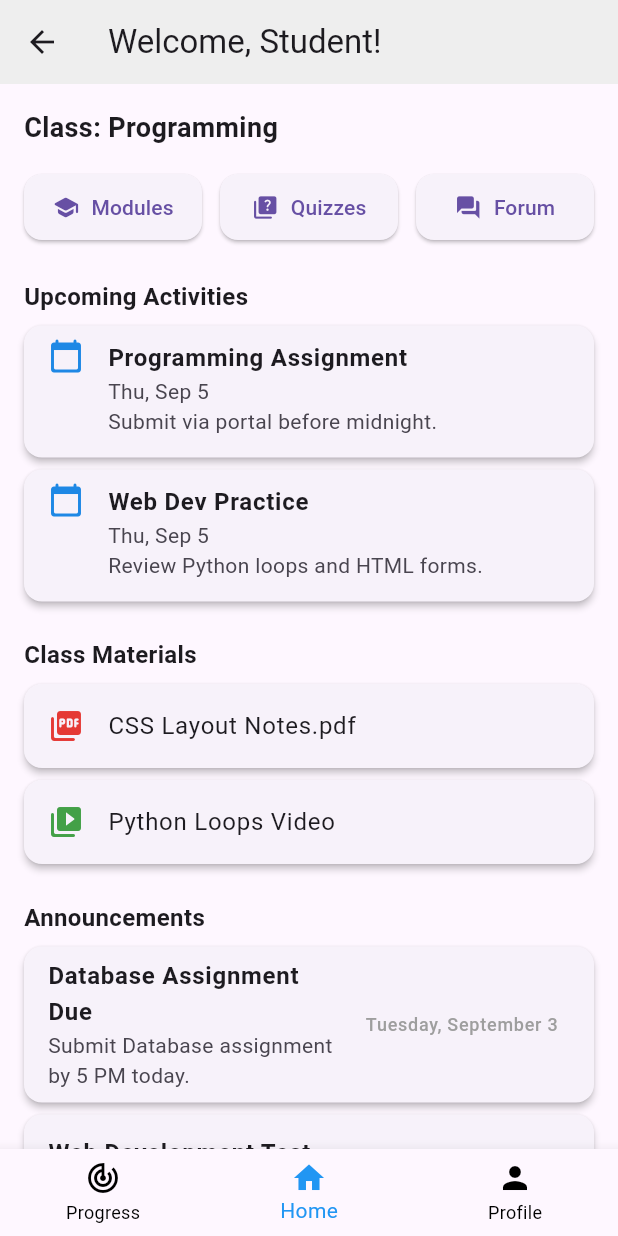
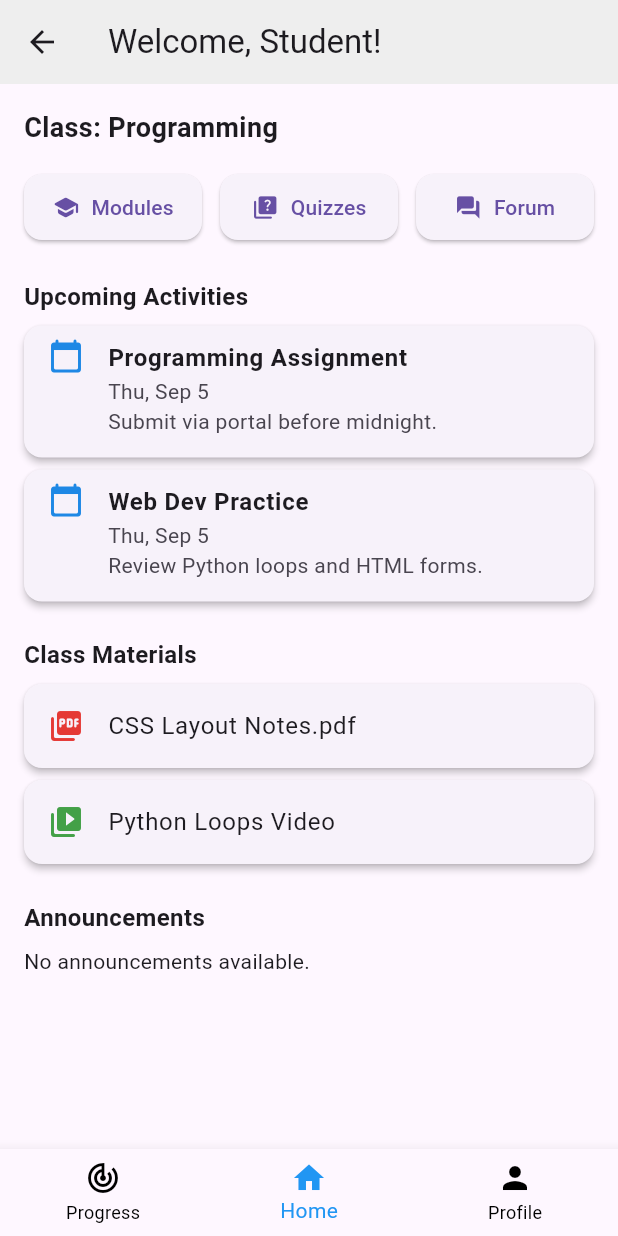
Before and after one commit to AzfarSharifuddin/CScore, a Flutter app: the StudentDashboard screen opened directly, on a phone screen of 412 x 824 dp. Run offline on Flutter 3.47's test engine with Material 3 defaults, Android fonts, the phone set to English and light mode, and no system bars; our stand-ins replace chewie, cloud_firestore, connectivity_plus, dio, file_picker, firebase_auth and 8 more; missing offline and left inert: pdfx, video_compress, video_thumbnail; accounts and stored records are empty; network calls fail; statements that could not run were skipped.

Commit message:
update121

```diff
--- a/cscore/lib/DashboardModule/Models/Activity.dart
+++ b/cscore/lib/DashboardModule/Models/Activity.dart
@@ -1,7 +1,7 @@
 class Activity {
-  String title;
-  String date;
-  String notes;
+  final String title;
+  final String date;
+  final String notes;
 
   Activity({
     required this.title,
@@ -9,7 +9,7 @@ class Activity {
     required this.notes,
   });
 
-  // Convert object to map (for JSON/Firebase compatibility)
+  // Convert object to Firestore map
   Map<String, dynamic> toMap() {
     return {
       'title': title,
@@ -18,7 +18,7 @@ class Activity {
     };
   }
 
-  // Create object from map
+  // Create object from Firestore map
   factory Activity.fromMap(Map<String, dynamic> map) {
     return Activity(
       title: map['title'] ?? '',
--- a/cscore/lib/DashboardModule/Screens/student_dashboard.dart
+++ b/cscore/lib/DashboardModule/Screens/student_dashboard.dart
@@ -1,10 +1,9 @@
 import 'package:flutter/material.dart';
+import 'package:cloud_firestore/cloud_firestore.dart';
 import 'package:cscore/ProgressTrackerModule/Screens/view_progress.dart';
-import 'package:cscore/AccountModule/user_profile.dart'; // 🔹 FIXED: Uncommented this line
 import 'package:cscore/DashboardModule/Screens/student_profile.dart';
 
-// --- Mock Classes (so the file is self-contained) ---
-// You can remove these if you have the real files imported.
+// --- Mock classes for Activities & Materials only ---
 class LocalDataService {
   List<Activity> getActivities() => [
         Activity(
@@ -16,19 +15,10 @@ class LocalDataService {
             dueDate: 'Thu, Sep 5',
             description: 'Review Python loops and HTML forms.'),
       ];
+
   List<MaterialItem> getMaterials() => [
         MaterialItem(title: 'CSS Layout Notes.pdf', type: 'PDF'),
         MaterialItem(title: 'Python Loops Video', type: 'Video'),
-      ];
-  List<Announcement> getAnnouncements() => [
-        Announcement(
-            title: 'Database Assignment Due',
-            date: 'Tuesday, September 3',
-            description: 'Submit Database assignment by 5 PM today.'),
-        Announcement(
-            title: 'Web Development Test',
-            date: 'September 9, 2024',
-            description: 'Test on Chapter 3 next Monday.'),
       ];
 }
 
@@ -36,8 +26,11 @@ class Activity {
   final String title;
   final String dueDate;
   final String description;
-  Activity(
-      {required this.title, required this.dueDate, required this.description});
+  Activity({
+    required this.title,
+    required this.dueDate,
+    required this.description,
+  });
 }
 
 class MaterialItem {
@@ -48,15 +41,20 @@ class MaterialItem {
 
 class Announcement {
   final String title;
+  final String description;
   final String date;
-  final String description;
-  Announcement(
-      {required this.title, required this.date, required this.description});
+
+  Announcement({
+    required this.title,
+    required this.description,
+    required this.date,
+  });
 }
 
 class ActivityCard extends StatelessWidget {
   final Activity activity;
   const ActivityCard({super.key, required this.activity});
+
   @override
   Widget build(BuildContext context) {
     return Card(
@@ -77,6 +75,7 @@ class ActivityCard extends StatelessWidget {
 class MaterialCard extends StatelessWidget {
   final MaterialItem material;
   const MaterialCard({super.key, required this.material});
+
   @override
   Widget build(BuildContext context) {
     return Card(
@@ -85,10 +84,11 @@ class MaterialCard extends StatelessWidget {
       shape: RoundedRectangleBorder(borderRadius: BorderRadius.circular(12)),
       child: ListTile(
         leading: Icon(
-            material.type == 'PDF'
-                ? Icons.picture_as_pdf_rounded
-                : Icons.video_library_rounded,
-            color: material.type == 'PDF' ? Colors.red[600] : Colors.green[600]),
+          material.type == 'PDF'
+              ? Icons.picture_as_pdf_rounded
+              : Icons.video_library_rounded,
+          color: material.type == 'PDF' ? Colors.red[600] : Colors.green[600],
+        ),
         title: Text(material.title),
       ),
     );
@@ -98,6 +98,7 @@ class MaterialCard extends StatelessWidget {
 class AnnouncementCard extends StatelessWidget {
   final Announcement announcement;
   const AnnouncementCard({super.key, required this.announcement});
+
   @override
   Widget build(BuildContext context) {
     return Card(
@@ -105,16 +106,23 @@ class AnnouncementCard extends StatelessWidget {
       elevation: 2,
       shape: RoundedRectangleBorder(borderRadius: BorderRadius.circular(12)),
       child: ListTile(
-        title: Text(announcement.title,
-            style: const TextStyle(fontWeight: FontWeight.bold)),
+        title: Text(
+          announcement.title,
+          style: const TextStyle(fontWeight: FontWeight.bold),
+        ),
         subtitle: Text(announcement.description),
-        trailing: Text(announcement.date,
-            style: const TextStyle(fontSize: 12, color: Colors.grey)),
+        trailing: Text(
+          announcement.date,
+          style: const TextStyle(fontSize: 12, color: Colors.grey),
+        ),
       ),
     );
   }
 }
-// --- End of Mock Classes ---
+
+// ----------------------------
+//        STUDENT DASHBOARD
+// ----------------------------
 
 class StudentDashboard extends StatelessWidget {
   const StudentDashboard({super.key});
@@ -128,6 +136,7 @@ class StudentDashboard extends StatelessWidget {
         title: const Text('Welcome, Student!'),
         backgroundColor: Colors.grey[200],
       ),
+
       body: SingleChildScrollView(
         padding: const EdgeInsets.all(16),
         child: Column(
@@ -135,9 +144,9 @@ class StudentDashboard extends StatelessWidget {
           children: [
             const Text('Class: Programming',
                 style: TextStyle(fontSize: 18, fontWeight: FontWeight.bold)),
-            const SizedBox(height: 16), // Increased spacing
+            const SizedBox(height: 16),
 
-            // --- Buttons for Modules, Quizzes, and Forum ---
+            // --- Buttons ---
             Row(
               children: [
                 Expanded(
@@ -155,7 +164,7 @@ class StudentDashboard extends StatelessWidget {
                     ),
                   ),
                 ),
-                const SizedBox(width: 12), // Adjusted spacing
+                const SizedBox(width: 12),
                 Expanded(
                   child: ElevatedButton.icon(
                     onPressed: () {
@@ -171,12 +180,10 @@ class StudentDashboard extends StatelessWidget {
                     ),
                   ),
                 ),
-                const SizedBox(width: 12), // <-- NEW SPACING
+                const SizedBox(width: 12),
                 Expanded(
-                  // <-- NEW BUTTON
                   child: ElevatedButton.icon(
                     onPressed: () {
-                      // TODO: Navigate to Forum page
                       Navigator.pushNamed(context, '/forum');
                     },
                     icon: const Icon(Icons.forum_rounded),
@@ -191,9 +198,8 @@ class StudentDashboard extends StatelessWidget {
                 ),
               ],
             ),
-            // --- End of Buttons ---
 
-            const SizedBox(height: 24), // Increased spacing
+            const SizedBox(height: 24),
             const Text('Upcoming Activities',
                 style: TextStyle(fontSize: 16, fontWeight: FontWeight.w600)),
             const SizedBox(height: 8),
@@ -203,57 +209,80 @@ class StudentDashboard extends StatelessWidget {
             const SizedBox(height: 16),
             const Text('Class Materials',
                 style: TextStyle(fontSize: 16, fontWeight: FontWeight.w600)),
-            const SizedBox(height: 8), // Added spacing here
+            const SizedBox(height: 8),
+
             ...data.getMaterials().map((m) => MaterialCard(material: m)),
 
             const SizedBox(height: 16),
             const Text('Announcements',
                 style: TextStyle(fontSize: 16, fontWeight: FontWeight.w600)),
-            const SizedBox(height: 8), // Added spacing here
-            ...data
-                .getAnnouncements()
-                .map((a) => AnnouncementCard(announcement: a)),
+            const SizedBox(height: 8),
+
+            // 🔥 REAL-TIME ANNOUNCEMENT STREAM
+            StreamBuilder(
+              stream: FirebaseFirestore.instance
+                  .collection('announcement')
+                  .orderBy('createdAt', descending: true)
+                  .snapshots(),
+              builder: (context, snapshot) {
+                if (!snapshot.hasData) {
+                  return const Center(child: CircularProgressIndicator());
+                }
+
+                if (snapshot.data!.docs.isEmpty) {
+                  return const Text("No announcements available.");
+                }
+
+                return Column(
+                  children: snapshot.data!.docs.map((doc) {
+                    final data = doc.data() as Map<String, dynamic>;
+
+                    return AnnouncementCard(
+                      announcement: Announcement(
+                        title: data['Title'] ?? '',
+                        description: data['Description'] ?? '',
+                        date: data['Date'] ?? '',
+                      ),
+                    );
+                  }).toList(),
+                );
+              },
+            ),
           ],
         ),
       ),
 
-      // 🔹 --- START OF FIXED SECTION --- 🔹
       bottomNavigationBar: BottomNavigationBar(
         type: BottomNavigationBarType.fixed,
-        currentIndex: 1, // Stays at 1 for the 'Home' screen
+        currentIndex: 1,
         selectedItemColor: Colors.blue,
         unselectedItemColor: Colors.black,
         onTap: (index) {
           if (index == 0) {
-            // FIXED: Use 'push' to allow user to go back
+            Navigator.push(context,
+                MaterialPageRoute(builder: (context) => ViewProgressScreen()));
+          } else if (index == 2) {
             Navigator.push(
-              context,
-              MaterialPageRoute(builder: (context) => ViewProgressScreen()),
-            );
-          } else if (index == 2) {
-             // FIXED: Enabled this navigation and used 'push'
-            Navigator.push(
-              context,
-              MaterialPageRoute(builder: (context) => const StudentProfile()),
-            );
+                context,
+                MaterialPageRoute(
+                    builder: (context) => const StudentProfile()));
           }
         },
         items: const [
           BottomNavigationBarItem(
             icon: Icon(Icons.track_changes),
-            label: 'Progress', // FIXED: Added label
+            label: 'Progress',
           ),
           BottomNavigationBarItem(
             icon: Icon(Icons.home),
-            label: 'Home', // FIXED: Added label
+            label: 'Home',
           ),
           BottomNavigationBarItem(
             icon: Icon(Icons.person),
-            label: 'Profile', // FIXED: Added label
+            label: 'Profile',
           ),
         ],
       ),
-      // 🔹 --- END OF FIXED SECTION --- 🔹
     );
   }
 }
--- a/cscore/lib/DashboardModule/Screens/teacher_dashboard.dart
+++ b/cscore/lib/DashboardModule/Screens/teacher_dashboard.dart
@@ -179,7 +179,7 @@ class TeacherDashboard extends StatelessWidget {
 
             StreamBuilder(
               stream: FirebaseFirestore.instance
-                  .collection('Announcements')
+                  .collection('announcement') // 🔥 UPDATED COLLECTION
                   .orderBy('createdAt', descending: true)
                   .snapshots(),
               builder: (context, snapshot) {
@@ -192,7 +192,8 @@ class TeacherDashboard extends StatelessWidget {
 
                 return Column(
                   children: snapshot.data!.docs.map((doc) {
-                    Announcement announcement = Announcement.fromFirestore(doc);
+                    Announcement announcement =
+                        Announcement.fromFirestore(doc);
                     return AnnouncementCard(announcement: announcement);
                   }).toList(),
                 );
```
Also changed, not shown: cscore/lib/DashboardModule/Screens/announcement_details.dart (+5 -5 lines), cscore/lib/DashboardModule/Screens/create_announcement.dart (+14 -25 lines), cscore/lib/DashboardModule/Screens/edit_announcement.dart (+11 -12 lines).
